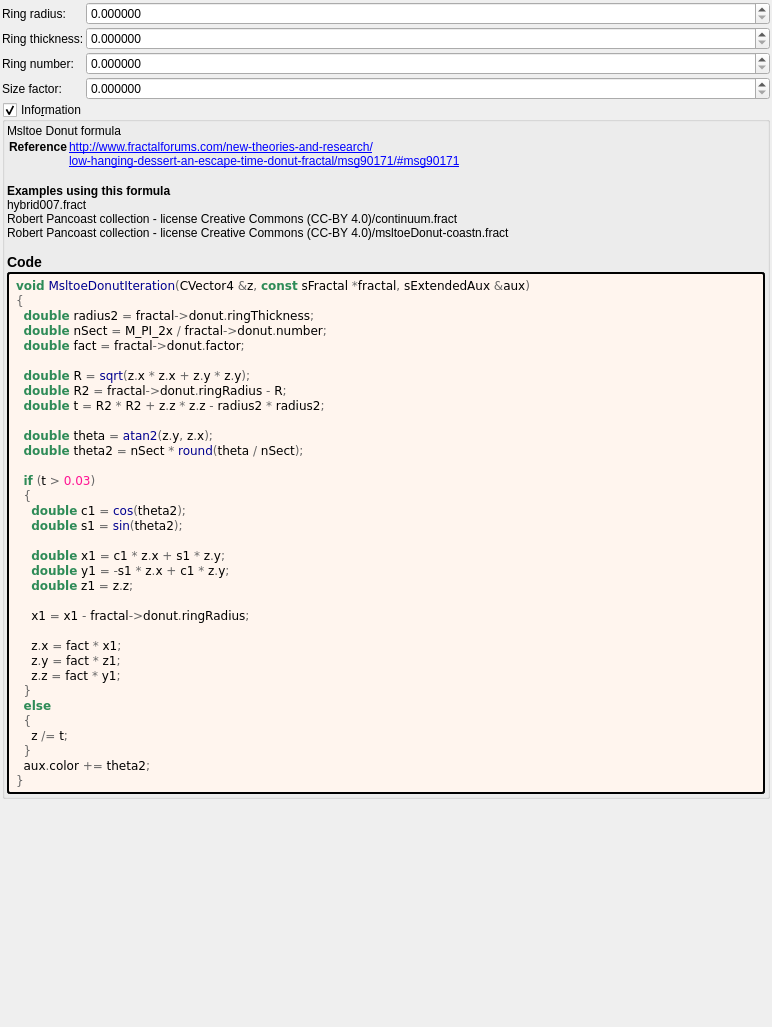
Above: mandelbulber2/deploy/share/mandelbulber2/formula/ui/msltoe_donut.ui from irinox-ctrl/mandelbulber2 before the change. Below: the same form after it.
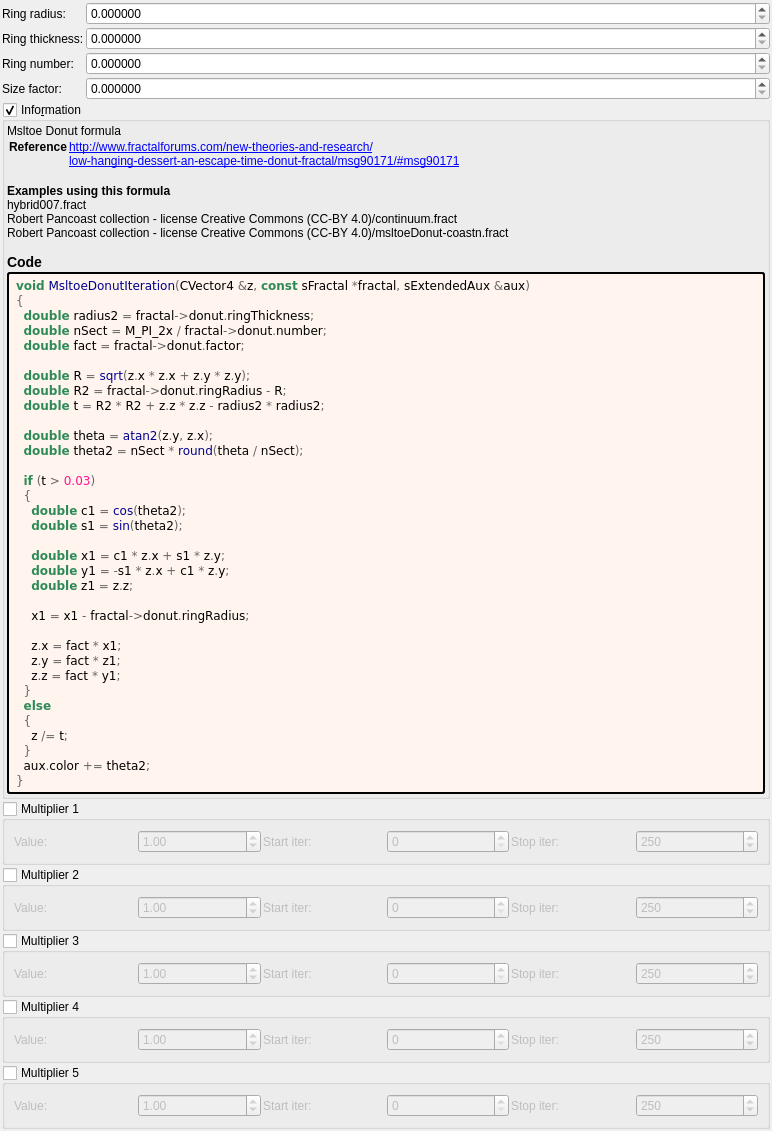
That is the form after the change. Custom widgets are drawn as their Qt base class.

Commit message:
feat: add 5 general-purpose multipliers to all 1007 fractal formulas
Each multiplier has:
- Checkbox (OFF by default)
- Value spinbox (default 1.0, range -100 to 100)
- Iteration start/stop range

Logic: z *= value; DE *= |value|;

Uses existing transformCommon parameters:
- Checkboxes: functionEnabledBx/By/Bz/Bw/CzFalse
- Values: scale4/5/6/8/16
- Ranges: startIterationsB-F/stopIterationsB-F

Modified 1007 .cpp (CPU), 1006 .cl (GPU), 1023 .ui files.
Both source (formula/) and deploy (deploy/share/) copies updated.

```diff
--- a/mandelbulber2/deploy/share/mandelbulber2/formula/ui/msltoe_donut.ui
+++ b/mandelbulber2/deploy/share/mandelbulber2/formula/ui/msltoe_donut.ui
@@ -282,6 +282,192 @@
      </layout>
     </widget>
    </item>
+   <item>
+    <widget class="MyGroupBox" name="groupCheck_transf_function_enabledBx_false">
+     <property name="title"><string>Multiplier 1</string></property>
+     <property name="checkable"><bool>true</bool></property>
+     <property name="checked"><bool>false</bool></property>
+     <layout class="QGridLayout" name="gridLayout_mult1">
+      <property name="spacing"><number>2</number></property>
+      <item row="0" column="0">
+       <widget class="QLabel"><property name="text"><string>Value:</string></property></widget>
+      </item>
+      <item row="0" column="1">
+       <widget class="MyDoubleSpinBox" name="spinbox_transf_scale_4">
+        <property name="minimum"><double>-100.0</double></property><property name="maximum"><double>100.0</double></property>
+        <property name="singleStep"><double>0.01</double></property><property name="value"><double>1.0</double></property>
+       </widget>
+      </item>
+      <item row="0" column="2">
+       <widget class="QLabel"><property name="text"><string>Start iter:</string></property></widget>
+      </item>
+      <item row="0" column="3">
+       <widget class="MySpinBox" name="spinboxInt_transf_start_iterations_B">
+        <property name="minimum"><number>0</number></property><property name="maximum"><number>10000</number></property>
+        <property name="value"><number>0</number></property>
+       </widget>
+      </item>
+      <item row="0" column="4">
+       <widget class="QLabel"><property name="text"><string>Stop iter:</string></property></widget>
+      </item>
+      <item row="0" column="5">
+       <widget class="MySpinBox" name="spinboxInt_transf_stop_iterations_B">
+        <property name="minimum"><number>0</number></property><property name="maximum"><number>10000</number></property>
+        <property name="value"><number>250</number></property>
+       </widget>
+      </item>
+     </layout>
+    </widget>
+   </item>
+   <item>
+    <widget class="MyGroupBox" name="groupCheck_transf_function_enabledBy_false">
+     <property name="title"><string>Multiplier 2</string></property>
+     <property name="checkable"><bool>true</bool></property>
+     <property name="checked"><bool>false</bool></property>
+     <layout class="QGridLayout" name="gridLayout_mult2">
+      <property name="spacing"><number>2</number></property>
+      <item row="0" column="0">
+       <widget class="QLabel"><property name="text"><string>Value:</string></property></widget>
+      </item>
+      <item row="0" column="1">
+       <widget class="MyDoubleSpinBox" name="spinbox_transf_scale_5">
+        <property name="minimum"><double>-100.0</double></property><property name="maximum"><double>100.0</double></property>
+        <property name="singleStep"><double>0.01</double></property><property name="value"><double>1.0</double></property>
+       </widget>
+      </item>
+      <item row="0" column="2">
+       <widget class="QLabel"><property name="text"><string>Start iter:</string></property></widget>
+      </item>
+      <item row="0" column="3">
+       <widget class="MySpinBox" name="spinboxInt_transf_start_iterations_C">
+        <property name="minimum"><number>0</number></property><property name="maximum"><number>10000</number></property>
+        <property name="value"><number>0</number></property>
+       </widget>
+      </item>
+      <item row="0" column="4">
+       <widget class="QLabel"><property name="text"><string>Stop iter:</string></property></widget>
+      </item>
+      <item row="0" column="5">
+       <widget class="MySpinBox" name="spinboxInt_transf_stop_iterations_C">
+        <property name="minimum"><number>0</number></property><property name="maximum"><number>10000</number></property>
+        <property name="value"><number>250</number></property>
+       </widget>
+      </item>
+     </layout>
+    </widget>
+   </item>
+   <item>
+    <widget class="MyGroupBox" name="groupCheck_transf_function_enabledBz_false">
+     <property name="title"><string>Multiplier 3</string></property>
+     <property name="checkable"><bool>true</bool></property>
+     <property name="checked"><bool>false</bool></property>
+     <layout class="QGridLayout" name="gridLayout_mult3">
+      <property name="spacing"><number>2</number></property>
+      <item row="0" column="0">
+       <widget class="QLabel"><property name="text"><string>Value:</string></property></widget>
+      </item>
+      <item row="0" column="1">
+       <widget class="MyDoubleSpinBox" name="spinbox_transf_scale_6">
+        <property name="minimum"><double>-100.0</double></property><property name="maximum"><double>100.0</double></property>
+        <property name="singleStep"><double>0.01</double></property><property name="value"><double>1.0</double></property>
+       </widget>
+      </item>
+      <item row="0" column="2">
+       <widget class="QLabel"><property name="text"><string>Start iter:</string></property></widget>
+      </item>
+      <item row="0" column="3">
+       <widget class="MySpinBox" name="spinboxInt_transf_start_iterations_D">
+        <property name="minimum"><number>0</number></property><property name="maximum"><number>10000</number></property>
+        <property name="value"><number>0</number></property>
+       </widget>
+      </item>
+      <item row="0" column="4">
+       <widget class="QLabel"><property name="text"><string>Stop iter:</string></property></widget>
+      </item>
+      <item row="0" column="5">
+       <widget class="MySpinBox" name="spinboxInt_transf_stop_iterations_D">
+        <property name="minimum"><number>0</number></property><property name="maximum"><number>10000</number></property>
+        <property name="value"><number>250</number></property>
+       </widget>
+      </item>
+     </layout>
+    </widget>
+   </item>
+   <item>
+    <widget class="MyGroupBox" name="groupCheck_transf_function_enabledBw_false">
+     <property name="title"><string>Multiplier 4</string></property>
+     <property name="checkable"><bool>true</bool></property>
+     <property name="checked"><bool>false</bool></property>
+     <layout class="QGridLayout" name="gridLayout_mult4">
+      <property name="spacing"><number>2</number></property>
+      <item row="0" column="0">
+       <widget class="QLabel"><property name="text"><string>Value:</string></property></widget>
+      </item>
+      <item row="0" column="1">
+       <widget class="MyDoubleSpinBox" name="spinbox_transf_scale_8">
+        <property name="minimum"><double>-100.0</double></property><property name="maximum"><double>100.0</double></property>
+        <property name="singleStep"><double>0.01</double></property><property name="value"><double>1.0</double></property>
+       </widget>
+      </item>
+      <item row="0" column="2">
+       <widget class="QLabel"><property name="text"><string>Start iter:</string></property></widget>
+      </item>
+      <item row="0" column="3">
+       <widget class="MySpinBox" name="spinboxInt_transf_start_iterations_E">
+        <property name="minimum"><number>0</number></property><property name="maximum"><number>10000</number></property>
+        <property name="value"><number>0</number></property>
+       </widget>
+      </item>
+      <item row="0" column="4">
+       <widget class="QLabel"><property name="text"><string>Stop iter:</string></property></widget>
+      </item>
+      <item row="0" column="5">
+       <widget class="MySpinBox" name="spinboxInt_transf_stop_iterations_E">
+        <property name="minimum"><number>0</number></property><property name="maximum"><number>10000</number></property>
+        <property name="value"><number>250</number></property>
+       </widget>
+      </item>
+     </layout>
+    </widget>
+   </item>
+   <item>
+    <widget class="MyGroupBox" name="groupCheck_transf_function_enabledCz_false">
+     <property name="title"><string>Multiplier 5</string></property>
+     <property name="checkable"><bool>true</bool></property>
+     <property name="checked"><bool>false</bool></property>
+     <layout class="QGridLayout" name="gridLayout_mult5">
+      <property name="spacing"><number>2</number></property>
+      <item row="0" column="0">
+       <widget class="QLabel"><property name="text"><string>Value:</string></property></widget>
+      </item>
+      <item row="0" column="1">
+       <widget class="MyDoubleSpinBox" name="spinbox_transf_scale_16">
+        <property name="minimum"><double>-100.0</double></property><property name="maximum"><double>100.0</double></property>
+        <property name="singleStep"><double>0.01</double></property><property name="value"><double>1.0</double></property>
+       </widget>
+      </item>
+      <item row="0" column="2">
+       <widget class="QLabel"><property name="text"><string>Start iter:</string></property></widget>
+      </item>
+      <item row="0" column="3">
+       <widget class="MySpinBox" name="spinboxInt_transf_start_iterations_F">
+        <property name="minimum"><number>0</number></property><property name="maximum"><number>10000</number></property>
+        <property name="value"><number>0</number></property>
+       </widget>
+      </item>
+      <item row="0" column="4">
+       <widget class="QLabel"><property name="text"><string>Stop iter:</string></property></widget>
+      </item>
+      <item row="0" column="5">
+       <widget class="MySpinBox" name="spinboxInt_transf_stop_iterations_F">
+        <property name="minimum"><number>0</number></property><property name="maximum"><number>10000</number></property>
+        <property name="value"><number>250</number></property>
+       </widget>
+      </item>
+     </layout>
+    </widget>
+   </item>
+
    <item>
     <spacer name="verticalSpacer">
      <property name="orientation">
@@ -309,6 +495,11 @@
    <extends>QDoubleSpinBox</extends>
    <header>my_double_spin_box.h</header>
   </customwidget>
+   <customwidget>
+   <class>MySpinBox</class>
+   <extends>QSpinBox</extends>
+   <header>my_spin_box.h</header>
+  </customwidget>
  </customwidgets>
  <tabstops>
   <tabstop>spinbox_donut_ring_radius</tabstop>
```
The commit also changes 3972 other files.
